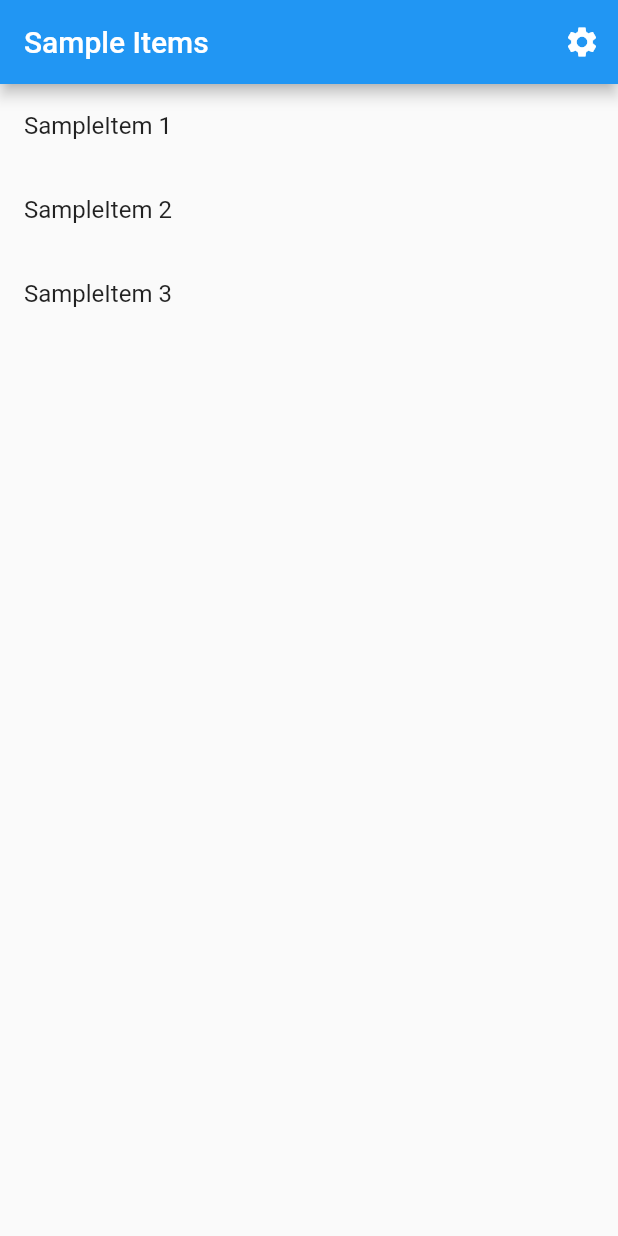
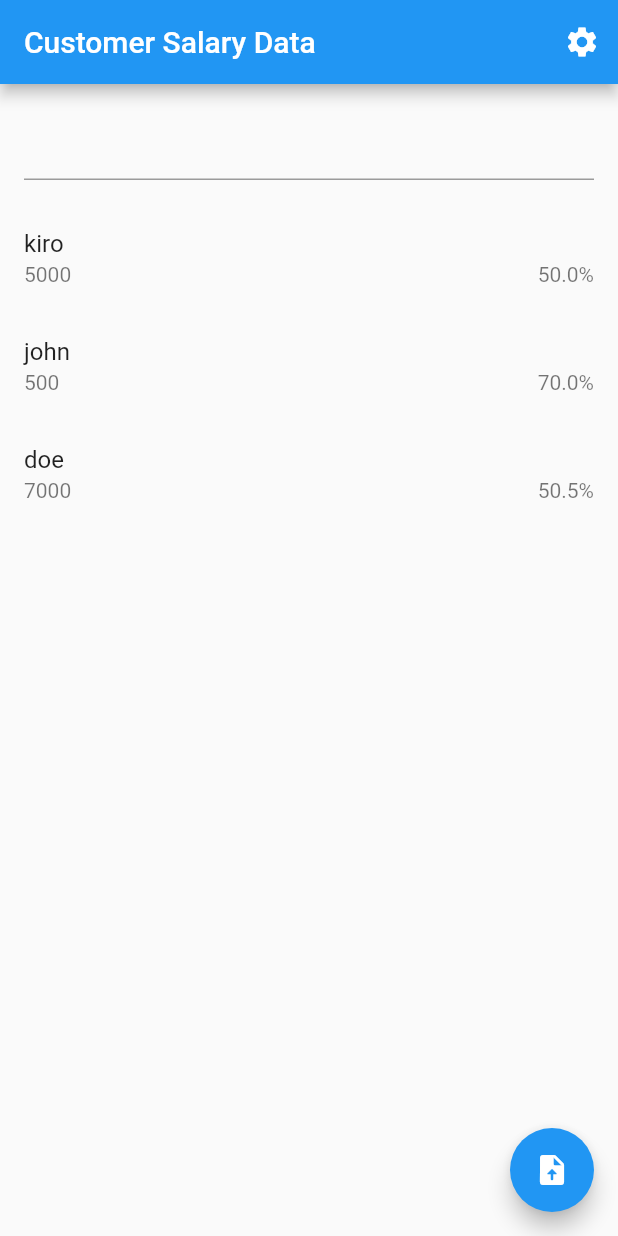
Before and after one commit to Kop3sh/kaf, a Flutter app: the screen it shows after launch, on a phone screen of 412 x 824 dp. Run offline on Flutter 3.47's test engine with Material 2 defaults, Android fonts, the phone set to English and light mode, and no system bars; generated files the repository leaves out were written again.

Commit message:
feat(frontend): costumiezed customers data list view, search bar, and upload button and filled it using mock data

```diff
--- a/frontend/kaf/lib/src/app.dart
+++ b/frontend/kaf/lib/src/app.dart
@@ -2,8 +2,8 @@ import 'package:flutter/material.dart';
 import 'package:flutter_gen/gen_l10n/app_localizations.dart';
 import 'package:flutter_localizations/flutter_localizations.dart';
 
-import 'sample_feature/sample_item_details_view.dart';
-import 'sample_feature/sample_item_list_view.dart';
+import 'insurance/sample_item_details_view.dart';
+import 'insurance/sample_item_list_view.dart';
 import 'settings/settings_controller.dart';
 import 'settings/settings_view.dart';
 
--- /dev/null
+++ b/frontend/kaf/lib/src/insurance/customer.dart
@@ -0,0 +1,39 @@
+import 'dart:convert';
+
+/// A placeholder class that represents an entity or model.
+class Customer {
+  final int id;
+  final String name;
+  final int salary;
+  final double percentage;
+
+  const Customer({
+    required this.id,
+    required this.name,
+    required this.salary,
+    required this.percentage,
+  });
+
+  Map<String, dynamic> toMap() {
+    return <String, dynamic>{
+      'id': id,
+      'name': name,
+      'salary': salary,
+      'percentage': percentage,
+    };
+  }
+
+  factory Customer.fromMap(Map<String, dynamic> map) {
+    return Customer(
+      id: map['id'],
+      name: map['name'],
+      salary: map['salary'],
+      percentage: map['percentage'],
+    );
+  }
+
+  String toJson() => json.encode(toMap());
+
+  factory Customer.fromJson(String source) =>
+      Customer.fromMap(json.decode(source) as Map<String, dynamic>);
+}
--- /dev/null
+++ b/frontend/kaf/lib/src/insurance/sample_item_list_view.dart
@@ -0,0 +1,83 @@
+import 'package:flutter/material.dart';
+
+import '../settings/settings_view.dart';
+import 'customer.dart';
+import 'sample_item_details_view.dart';
+
+/// Displays a list of SampleItems.
+class SampleItemListView extends StatelessWidget {
+  const SampleItemListView({
+    super.key,
+    this.items = const [
+      Customer(id: 1, name: 'kiro', salary: 5000, percentage: 50.0),
+      Customer(id: 2, name: 'john', salary: 500, percentage: 70.0),
+      Customer(id: 3, name: 'doe', salary: 7000, percentage: 50.50),
+    ],
+  });
+
+  static const routeName = '/';
+
+  final List<Customer> items;
+
+  @override
+  Widget build(BuildContext context) {
+    return Scaffold(
+        appBar: AppBar(
+          title: const Text('Customer Salary Data'),
+          actions: [
+            IconButton(
+              icon: const Icon(Icons.settings),
+              onPressed: () {
+                // Navigate to the settings page. If the user leaves and returns
+                // to the app after it has been killed while running in the
+                // background, the navigation stack is restored.
+                Navigator.restorablePushNamed(context, SettingsView.routeName);
+              },
+            ),
+          ],
+        ),
+        floatingActionButton: FloatingActionButton(
+          child: const Icon(Icons.upload_file_rounded),
+          onPressed: () {},
+        ),
+        body: Column(
+          children: [
+            const Padding(
+              padding: EdgeInsets.all(16.0),
+              child: TextField(),
+            ),
+            Expanded(
+              child: ListView.builder(
+                // Providing a restorationId allows the ListView to restore the
+                // scroll position when a user leaves and returns to the app after it
+                // has been killed while running in the background.
+                restorationId: 'sampleItemListView',
+                itemCount: items.length,
+                itemBuilder: (BuildContext context, int index) {
+                  final customer = items[index];
+
+                  return ListTile(
+                      title: Text(customer.name),
+                      subtitle: Row(
+                        mainAxisAlignment: MainAxisAlignment.spaceBetween,
+                        children: [
+                          Text(customer.salary.toString()),
+                          Text('${customer.percentage.toString()}%'),
+                        ],
+                      ),
+                      onTap: () {
+                        // Navigate to the details page. If the user leaves and returns to
+                        // the app after it has been killed while running in the
+                        // background, the navigation stack is restored.
+                        Navigator.restorablePushNamed(
+                          context,
+                          SampleItemDetailsView.routeName,
+                        );
+                      });
+                },
+              ),
+            ),
+          ],
+        ));
+  }
+}
--- a/frontend/kaf/lib/src/sample_feature/sample_item.dart
+++ /dev/null
@@ -1,6 +0,0 @@
-/// A placeholder class that represents an entity or model.
-class SampleItem {
-  const SampleItem(this.id);
-
-  final int id;
-}
--- a/frontend/kaf/lib/src/sample_feature/sample_item_list_view.dart
+++ /dev/null
@@ -1,66 +0,0 @@
-import 'package:flutter/material.dart';
-
-import '../settings/settings_view.dart';
-import 'sample_item.dart';
-import 'sample_item_details_view.dart';
-
-/// Displays a list of SampleItems.
-class SampleItemListView extends StatelessWidget {
-  const SampleItemListView({
-    super.key,
-    this.items = const [SampleItem(1), SampleItem(2), SampleItem(3)],
-  });
-
-  static const routeName = '/';
-
-  final List<SampleItem> items;
-
-  @override
-  Widget build(BuildContext context) {
-    return Scaffold(
-      appBar: AppBar(
-        title: const Text('Sample Items'),
-        actions: [
-          IconButton(
-            icon: const Icon(Icons.settings),
-            onPressed: () {
-              // Navigate to the settings page. If the user leaves and returns
-              // to the app after it has been killed while running in the
-              // background, the navigation stack is restored.
-              Navigator.restorablePushNamed(context, SettingsView.routeName);
-            },
-          ),
-        ],
-      ),
-
-      // To work with lists that may contain a large number of items, it’s best
-      // to use the ListView.builder constructor.
-      //
-      // In contrast to the default ListView constructor, which requires
-      // building all Widgets up front, the ListView.builder constructor lazily
-      // builds Widgets as they’re scrolled into view.
-      body: ListView.builder(
-        // Providing a restorationId allows the ListView to restore the
-        // scroll position when a user leaves and returns to the app after it
-        // has been killed while running in the background.
-        restorationId: 'sampleItemListView',
-        itemCount: items.length,
-        itemBuilder: (BuildContext context, int index) {
-          final item = items[index];
-
-          return ListTile(
-              title: Text('SampleItem ${item.id}'),
-              onTap: () {
-                // Navigate to the details page. If the user leaves and returns to
-                // the app after it has been killed while running in the
-                // background, the navigation stack is restored.
-                Navigator.restorablePushNamed(
-                  context,
-                  SampleItemDetailsView.routeName,
-                );
-              });
-        },
-      ),
-    );
-  }
-}
```
Also changed, not shown: frontend/kaf/lib/src/insurance/sample_item_details_view.dart (renamed from frontend/kaf/lib/src/sample_feature/sample_item_details_view.dart), 1 other file.
